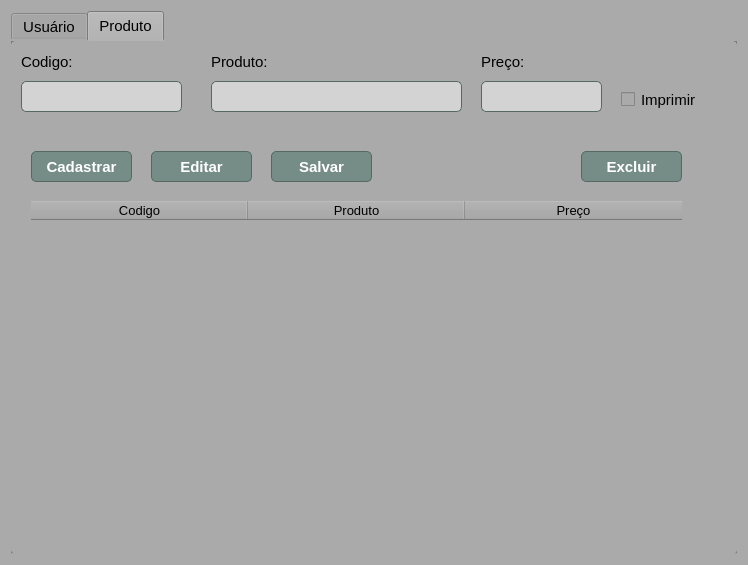
The window that user.ui (Pindoba/Comanda-pre) describes before a commit, drawn with Qt 5.
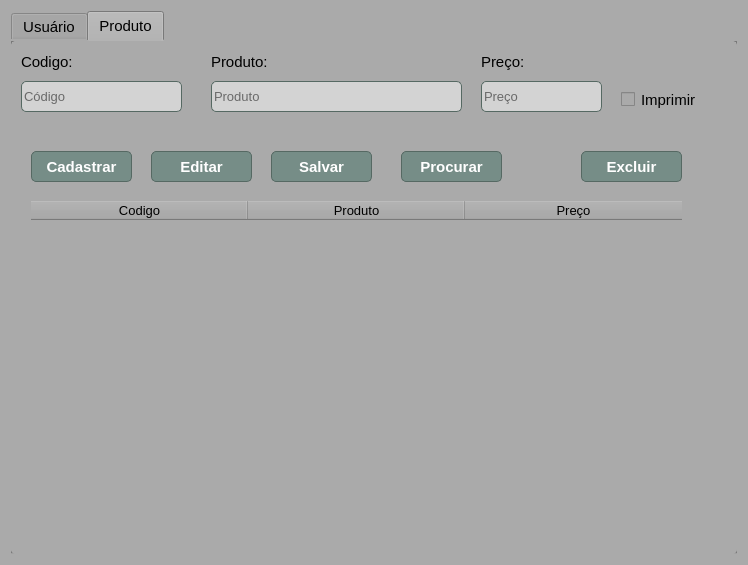
The same window after the commit.

Commit message: pesquisa produto

What changed in the file:
```diff
--- a/user.ui
+++ b/user.ui
@@ -273,6 +273,15 @@
 border-radius:5px;
 border:1px solid #566963;</string>
        </property>
+       <property name="inputMask">
+        <string/>
+       </property>
+       <property name="text">
+        <string/>
+       </property>
+       <property name="placeholderText">
+        <string>Código</string>
+       </property>
       </widget>
       <widget class="QLineEdit" name="lineEdit_5">
        <property name="geometry">
@@ -293,6 +302,9 @@
 border-radius:5px;
 border:1px solid #566963;</string>
        </property>
+       <property name="placeholderText">
+        <string>Produto</string>
+       </property>
       </widget>
       <widget class="QLineEdit" name="lineEdit_6">
        <property name="geometry">
@@ -313,6 +325,9 @@
 border-radius:5px;
 border:1px solid #566963;</string>
        </property>
+       <property name="placeholderText">
+        <string>Preço</string>
+       </property>
       </widget>
       <widget class="QLabel" name="label_8">
        <property name="geometry">
@@ -642,6 +657,69 @@
         <string>Imprimir</string>
        </property>
       </widget>
+      <widget class="QLineEdit" name="lineEdit_3">
+       <property name="enabled">
+        <bool>false</bool>
+       </property>
+       <property name="geometry">
+        <rect>
+         <x>670</x>
+         <y>-10</y>
+         <width>31</width>
+         <height>20</height>
+        </rect>
+       </property>
+      </widget>
+      <widget class="QPushButton" name="pushButton_10">
+       <property name="geometry">
+        <rect>
+         <x>390</x>
+         <y>110</y>
+         <width>101</width>
+         <height>31</height>
+        </rect>
+       </property>
+       <property name="font">
+        <font>
+         <family>Arial</family>
+         <pointsize>-1</pointsize>
+         <weight>75</weight>
+         <bold>true</bold>
+         <underline>false</underline>
+         <strikeout>false</strikeout>
+        </font>
+       </property>
+       <property name="styleSheet">
+        <string notr="true">QPushButton {
+	box-shadow:inset 0px 1px 3px 0px #91b8b3;
+	background:linear-gradient(to bottom, #768d87 5%, #6c7c7c 100%);
+	background-color:#768d87;
+	border-radius:5px;
+	border:1px solid #566963;
+	display:inline-block;
+	cursor:pointer;
+	color:#ffffff;
+	font-family:Arial;
+	font-size:15px;
+	font-weight:bold;
+	
+	text-decoration:none;
+	text-shadow:0px -1px 0px #2b665e;
+}
+QPushButton:hover {
+	background:linear-gradient(to bottom, #6c7c7c 5%, #768d87 100%);
+	background-color:#6c7c7c;
+}
+QPushButton:active {
+	position:relative;
+	top:1px;
+}
+</string>
+       </property>
+       <property name="text">
+        <string>Procurar</string>
+       </property>
+      </widget>
      </widget>
     </widget>
    </item>
```
Left out of the diff: 2 changed lines with no effect on the pictures. The commit also changes 8 other files.
